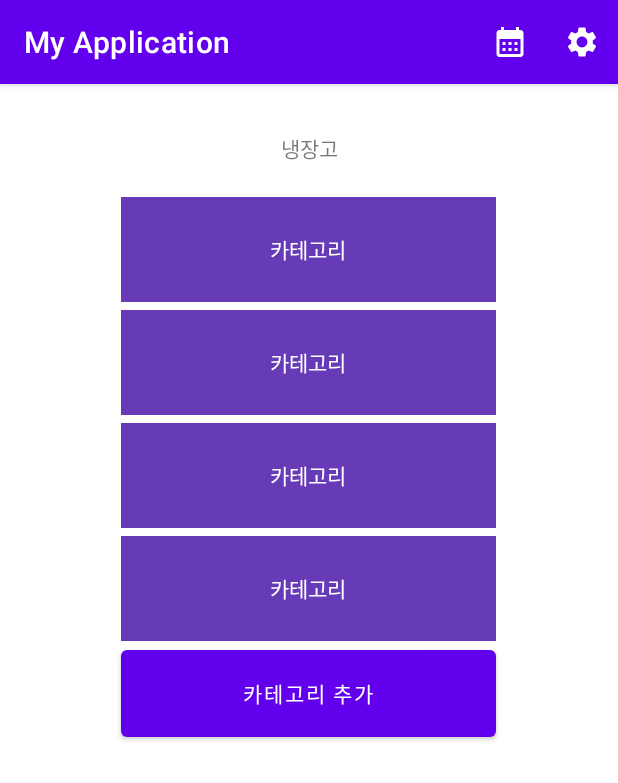
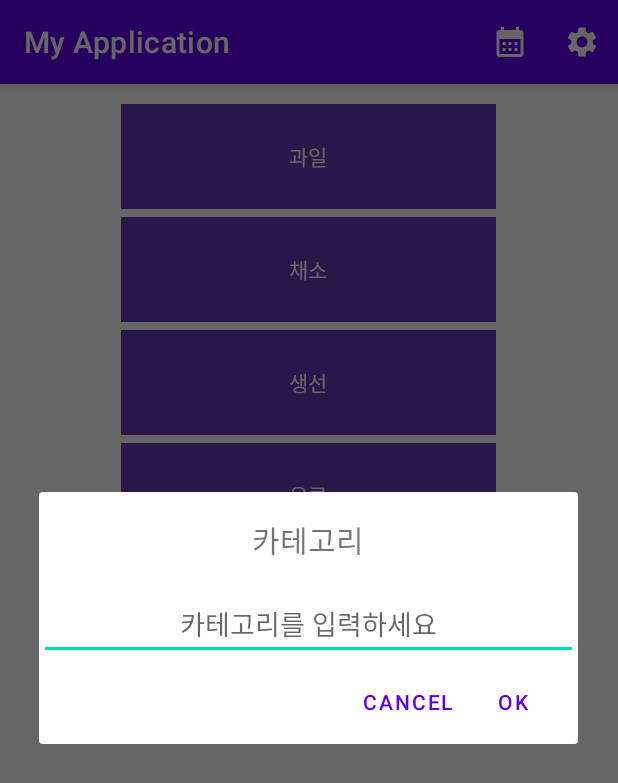
Before and after one commit to Wonchanjoo/refrigerator_secondScreen, an Android app: the screen it shows after launch (MainActivity), after a tap on "카테고리 추가", on a phone screen of 412 x 824 dp. Shown: the top 783 px of the screen. Run offline under Robolectric (Android 15) with nearby library versions, the phone set to English and light mode, and no system bars.

Commit message:
second commit

```diff
--- a/app/src/main/AndroidManifest.xml
+++ b/app/src/main/AndroidManifest.xml
@@ -9,6 +9,9 @@
         android:roundIcon="@mipmap/ic_launcher_round"
         android:supportsRtl="true"
         android:theme="@style/Theme.MyApplication">
+        <activity
+            android:name=".CalendarActivity"
+            android:exported="false" />
         <activity
             android:name=".MainActivity2"
             android:exported="false" />
--- /dev/null
+++ b/app/src/main/java/com/example/myapplication/CalendarActivity.java
@@ -0,0 +1,14 @@
+package com.example.myapplication;
+
+import androidx.appcompat.app.AppCompatActivity;
+
+import android.os.Bundle;
+
+public class CalendarActivity extends AppCompatActivity {
+
+    @Override
+    protected void onCreate(Bundle savedInstanceState) {
+        super.onCreate(savedInstanceState);
+        setContentView(R.layout.activity_calendar);
+    }
+}
--- a/app/src/main/java/com/example/myapplication/MainActivity.java
+++ b/app/src/main/java/com/example/myapplication/MainActivity.java
@@ -1,6 +1,7 @@
 package com.example.myapplication;
 
 import androidx.annotation.NonNull;
+import androidx.appcompat.app.AlertDialog;
 import androidx.appcompat.app.AppCompatActivity;
 import androidx.lifecycle.MutableLiveData;
 import androidx.lifecycle.Observer;
@@ -8,24 +9,25 @@ import androidx.lifecycle.ViewModelProvider;
 import androidx.recyclerview.widget.LinearLayoutManager;
 import androidx.recyclerview.widget.RecyclerView;
 
+import android.content.DialogInterface;
+import android.content.Intent;
 import android.os.Bundle;
 import android.util.Log;
+import android.view.LayoutInflater;
 import android.view.Menu;
 import android.view.MenuItem;
 import android.view.View;
+import android.widget.EditText;
 
 import com.example.myapplication.databinding.ActivityMainBinding;
 
 import java.util.ArrayList;
-import java.util.Observable;
 
 public class MainActivity extends AppCompatActivity {
     private MyViewModel viewModel;
     private ActivityMainBinding binding;
-    private RecyclerView rv;
-    private MyRecyclerAdapter ra;
-
-    private ArrayList<String> categoryList = new ArrayList<>();
+    private RecyclerView mRecyclerView;
+    private MyRecyclerAdapter mAdapter;
 
     @Override
     protected void onCreate(Bundle savedInstanceState) {
@@ -35,32 +37,27 @@ public class MainActivity extends AppCompatActivity {
 
         viewModel = new ViewModelProvider(this).get(MyViewModel.class);
 
-        rv = (RecyclerView)binding.recyclerView;
-        ra = new MyRecyclerAdapter(viewModel); // 어댑터 생성
+        mRecyclerView = (RecyclerView)binding.recyclerView;
+        mAdapter = new MyRecyclerAdapter(viewModel); // 어댑터 생성
 
-        rv.setAdapter(ra);
-        rv.setLayoutManager(new LinearLayoutManager(this));
-        rv.setHasFixedSize(true); // View마다 크기 똑같게
+        mRecyclerView.setAdapter(mAdapter); // 리사이클러뷰에 MyRecyclerAdapter 객체 지정
+        mRecyclerView.setLayoutManager(new LinearLayoutManager(this)); // 리사이클러뷰에 LinearLayoutManager 객체 지정
+        mRecyclerView.setHasFixedSize(true); // View마다 크기 똑같게
 
         final Observer<ArrayList<String>> myObserver = new Observer<ArrayList<String>>() {
             @Override
             public void onChanged(ArrayList<String> strings) {
                 String str = "데이터 개수 : " + viewModel.getItemSize();
-                Log.e("Observer", str);
-                ra.notifyDataSetChanged();
-                registerForContextMenu(binding.recyclerView);
+                Log.e("Observer 실행", str);
+                mAdapter.notifyDataSetChanged(); // 어댑터에게 데이터가 변경되었다는 것을 알림
             }
         };
         viewModel.categorysLiveData.observe(this, myObserver);
 
-        binding.addCategoryBtn.setOnClickListener(new View.OnClickListener() {
-            @Override
-            public void onClick(View view) {
-                // 카테고리 추가 (리사이클러뷰에 항목 추가)
-                Log.e("OnClick", "추가 버튼 클릭");
-                viewModel.addCategory("추가");
-            }
-        });
+        viewModel.addCategory("과일");
+        viewModel.addCategory("채소");
+        viewModel.addCategory("생선");
+        viewModel.addCategory("육류");
     }
 
     @Override
@@ -74,6 +71,8 @@ public class MainActivity extends AppCompatActivity {
         switch (item.getItemId()) {
             case R.id.calender: // '달력' 버튼 선택
                 // 달력 Activity로 이동
+                Intent intent = new Intent(this, CalendarActivity.class);
+                startActivity(intent);
                 break;
             case R.id.setting: // '설정' 버튼 선택
                 // 설정 Activity로 이동
@@ -83,4 +82,23 @@ public class MainActivity extends AppCompatActivity {
         }
         return true;
     }
+
+    public void categoryAddButtonClick(View v) {
+        AlertDialog.Builder builder = new AlertDialog.Builder(this);
+        LayoutInflater inflater = getLayoutInflater();
+        View layout = inflater.inflate(R.layout.dialog_category_add, null);
+        builder.setView(layout);
+
+        EditText editCategory = (EditText) layout.findViewById(R.id.editCategory);
+        builder.setPositiveButton(android.R.string.ok, new DialogInterface.OnClickListener() {
+            @Override
+            public void onClick(DialogInterface dialogInterface, int i) {
+                String text = editCategory.getText().toString();
+                viewModel.addCategory(text);
+            }
+        });
+        builder.setNegativeButton(android.R.string.cancel, null);
+        builder.create().show();
+        Log.e("OnClick", "추가 버튼 클릭");
+    }
 }
--- a/app/src/main/java/com/example/myapplication/MyRecyclerAdapter.java
+++ b/app/src/main/java/com/example/myapplication/MyRecyclerAdapter.java
@@ -1,5 +1,6 @@
 package com.example.myapplication;
 
+import android.content.Context;
 import android.util.Log;
 import android.view.LayoutInflater;
 import android.view.View;
@@ -9,45 +10,41 @@ import android.widget.TextView;
 import androidx.annotation.NonNull;
 import androidx.recyclerview.widget.RecyclerView;
 
-import com.example.myapplication.databinding.ItemRecyclerviewBinding;
+public class MyRecyclerAdapter extends RecyclerView.Adapter<MyRecyclerAdapter.ViewHolder> {
 
-import java.util.ArrayList;
-
-public class MyRecyclerAdapter extends RecyclerView.Adapter<MyRecyclerAdapter.ViewHolder> {
     private MyViewModel viewModel;
-    private ArrayList<String> categoryList;
 
     public MyRecyclerAdapter(MyViewModel viewModel) {
         this.viewModel = viewModel;
-    }
+    } // 생성자
 
-    /* ViewHolder inner Class */
+    /*
+    ViewHolder inner Class - 아이템 뷰를 저장
+    */
     class ViewHolder extends RecyclerView.ViewHolder {
-        private ItemRecyclerviewBinding binding;
+        TextView category;
 
-        public ViewHolder(@NonNull View itemView, ItemRecyclerviewBinding binding) {
+        public ViewHolder(@NonNull View itemView) {
             super(itemView);
-            this.binding = binding;
+            this.category = itemView.findViewById(R.id.category);
         }
 
         public void setContents(int pos) {
-            Log.e("setContents", "실행");
-            String item = viewModel.getCategory(pos);
-            Log.e("setContents", item);
-            TextView textView = this.binding.category;
-            textView.setText(item);
-            Log.e("setContents", (String) textView.getText());
+            String text = viewModel.categorys.get(pos);
+            category.setText(text);
         }
     }
+
+
 
     @NonNull
     @Override
     public MyRecyclerAdapter.ViewHolder onCreateViewHolder(@NonNull ViewGroup parent, int viewType) {
         // ViewHolder(View를 담는 상자) 생성
-        LayoutInflater layoutInflater = LayoutInflater.from(parent.getContext());
-        ItemRecyclerviewBinding binding = ItemRecyclerviewBinding.inflate(layoutInflater, parent, false);
+        Context context = parent.getContext();
+        LayoutInflater layoutInflater = (LayoutInflater) context.getSystemService(Context.LAYOUT_INFLATER_SERVICE);
         View view = layoutInflater.inflate(R.layout.item_recyclerview, parent, false);
-        ViewHolder viewHolder = new ViewHolder(view, binding);
+        ViewHolder viewHolder = new ViewHolder(view);
 
         return viewHolder;
     }
@@ -55,14 +52,8 @@ public class MyRecyclerAdapter extends RecyclerView.Adapter<MyRecyclerAdapter.Vi
     @Override
     public void onBindViewHolder(@NonNull ViewHolder holder, int position) {
         // ViewHolder에 데이터 연결
-        Log.e("onBindViewHolder", "실행");
+        String text = viewModel.categorys.get(position);
         holder.setContents(position);
-    }
-
-    public void setCategoryList(ArrayList<String> list) {
-        this.categoryList = list;
-        notifyDataSetChanged();
-
     }
 
     @Override
--- a/app/src/main/java/com/example/myapplication/MyViewModel.java
+++ b/app/src/main/java/com/example/myapplication/MyViewModel.java
@@ -12,23 +12,15 @@ public class MyViewModel extends ViewModel {
     public ArrayList<String> categorys = new ArrayList<>();
     public int eventPos = -1;
 
-    public MyViewModel() {
-        // 생성될 때 카테고리 3개 추가
-        categorys.add("과일");
-        categorys.add("채소");
-        categorys.add("육류");
-        categorysLiveData.setValue(categorys);
-    }
-
     public String getCategory(int pos) {
         return categorys.get(pos);
     }
 
     public void addCategory(String category) {
-        Log.e("addCategory", "추가");
         eventPos = getItemSize();
         categorys.add(category);
-        categorysLiveData.setValue(categorys);
+        categorysLiveData.setValue(categorys); // 옵저버에게 라이브데이터가 변경된 것을 알리기 위해
+        Log.e("ViewModel", category + " 추가");
     }
 
     public int getItemSize() {
--- /dev/null
+++ b/app/src/main/res/layout/activity_calendar.xml
@@ -0,0 +1,17 @@
+<?xml version="1.0" encoding="utf-8"?>
+<androidx.constraintlayout.widget.ConstraintLayout xmlns:android="http://schemas.android.com/apk/res/android"
+    xmlns:app="http://schemas.android.com/apk/res-auto"
+    xmlns:tools="http://schemas.android.com/tools"
+    android:layout_width="match_parent"
+    android:layout_height="match_parent"
+    tools:context=".CalendarActivity">
+
+    <CalendarView
+        android:id="@+id/calendarView"
+        android:layout_width="wrap_content"
+        android:layout_height="wrap_content"
+        android:layout_marginTop="24dp"
+        app:layout_constraintEnd_toEndOf="parent"
+        app:layout_constraintStart_toStartOf="parent"
+        app:layout_constraintTop_toTopOf="parent" />
+</androidx.constraintlayout.widget.ConstraintLayout>
--- a/app/src/main/res/layout/activity_main.xml
+++ b/app/src/main/res/layout/activity_main.xml
@@ -6,20 +6,12 @@
     android:layout_height="match_parent"
     tools:context=".MainActivity">
 
-    <TextView
-        android:id="@+id/textView"
-        android:layout_width="wrap_content"
-        android:layout_height="wrap_content"
-        android:layout_marginTop="32dp"
-        android:text="냉장고"
-        app:layout_constraintEnd_toEndOf="parent"
-        app:layout_constraintStart_toStartOf="parent"
-        app:layout_constraintTop_toTopOf="parent" />
-
     <ScrollView
         android:layout_width="match_parent"
         android:layout_height="match_parent"
-        android:layout_marginTop="70dp"
+        android:layout_marginTop="8dp"
+        android:layout_marginBottom="16dp"
+        app:layout_constraintBottom_toBottomOf="parent"
         app:layout_constraintEnd_toEndOf="parent"
         app:layout_constraintStart_toStartOf="parent"
         app:layout_constraintTop_toTopOf="parent">
@@ -41,6 +33,7 @@
                 android:id="@+id/addCategoryBtn"
                 android:layout_width="250dp"
                 android:layout_height="70dp"
+                android:onClick="categoryAddButtonClick"
                 android:text="카테고리 추가" />
         </LinearLayout>
     </ScrollView>
--- /dev/null
+++ b/app/src/main/res/layout/dialog_category_add.xml
@@ -0,0 +1,25 @@
+<?xml version="1.0" encoding="utf-8"?>
+<LinearLayout xmlns:android="http://schemas.android.com/apk/res/android"
+    android:layout_width="match_parent"
+    android:layout_height="match_parent"
+    android:orientation="vertical">
+
+    <TextView
+        android:id="@+id/textView"
+        android:layout_width="match_parent"
+        android:layout_height="64dp"
+        android:layout_weight="1"
+        android:gravity="center"
+        android:text="카테고리"
+        android:textSize="20dp" />
+
+    <EditText
+        android:id="@+id/editCategory"
+        android:layout_width="match_parent"
+        android:layout_height="wrap_content"
+        android:layout_weight="1"
+        android:ems="10"
+        android:gravity="center"
+        android:hint="카테고리를 입력하세요"
+        android:inputType="textPersonName" />
+</LinearLayout>
```
